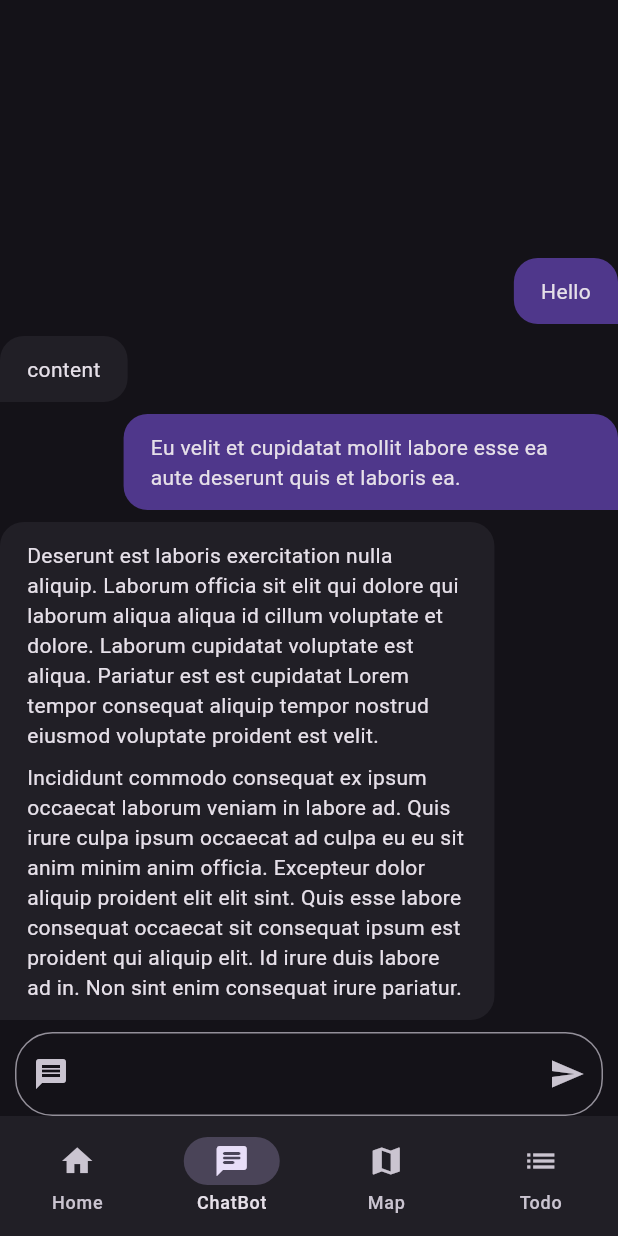
After one commit to Adithya-1489181/TOURA, a Flutter app: the screen it shows after launch, item 2 of the bottom bar chosen, on a phone screen of 412 x 824 dp. The commit adds this screen. Run offline on Flutter 3.47's test engine with Material 3 defaults, Android fonts, the phone set to English and light mode, and no system bars; drawn by our look-alikes of flutter_markdown; our stand-ins replace carousel_slider, flutter_map, flutter_riverpod, latlong2.

Commit message:
Added chatbot page

```diff
--- /dev/null
+++ b/toura/lib/UI/chat_page.dart
@@ -0,0 +1,72 @@
+import 'package:flutter/material.dart';
+import 'package:flutter_riverpod/flutter_riverpod.dart';
+import 'package:toura/UI/toura_chat_box.dart';
+
+class Message {
+  String content;
+  bool isFromUser;
+
+  Message({required this.content, required this.isFromUser});
+}
+
+List<Message> msgs = <Message>[
+  Message(content: "Hello", isFromUser: true),
+  Message(content: "content", isFromUser: false),
+  Message(
+      content:
+          "Eu velit et cupidatat mollit labore esse ea aute deserunt quis et laboris ea.",
+      isFromUser: true),
+  Message(
+      content:
+          """Deserunt est laboris exercitation nulla aliquip. Laborum officia sit elit qui dolore qui laborum aliqua aliqua id cillum voluptate et dolore. Laborum cupidatat voluptate est aliqua. Pariatur est est cupidatat Lorem tempor consequat aliquip tempor nostrud eiusmod voluptate proident est velit.
+
+Incididunt commodo consequat ex ipsum occaecat laborum veniam in labore ad. Quis irure culpa ipsum occaecat ad culpa eu eu sit anim minim anim officia. Excepteur dolor aliquip proident elit elit sint. Quis esse labore consequat occaecat sit consequat ipsum est proident qui aliquip elit. Id irure duis labore ad in. Non sint enim consequat irure pariatur.""",
+      isFromUser: false),
+];
+
+final messageProvider = Provider<List<Message>>(
+  (ref) {
+    return msgs;
+  },
+);
+
+class ChatPage extends ConsumerWidget {
+  const ChatPage({super.key});
+
+  @override
+  Widget build(BuildContext context, WidgetRef ref) {
+    var msgs = ref.watch(messageProvider).reversed.toList();
+
+    return Column(
+      children: [
+        Expanded(
+          child: ListView.builder(
+            reverse: true,
+            shrinkWrap: true,
+            itemCount: msgs.length,
+            itemBuilder: (context, index) {
+              return ChatBox(
+                  message: msgs[index].content,
+                  isFromUser: msgs[index].isFromUser);
+            },
+          ),
+        ),
+        Container(
+          margin: const EdgeInsets.symmetric(horizontal: 10),
+          child: TextField(
+            decoration: InputDecoration(
+              border: OutlineInputBorder(
+                borderRadius: BorderRadius.circular(25),
+              ),
+              prefixIcon: const Icon(Icons.message),
+              suffixIcon: IconButton(
+                icon: const Icon(Icons.send),
+                onPressed: () {},
+              ),
+            ),
+          ),
+        ),
+      ],
+    );
+  }
+}
--- a/toura/lib/UI/home_page.dart
+++ b/toura/lib/UI/home_page.dart
@@ -40,7 +40,7 @@ class HomePage extends StatelessWidget {
                     Icons.circle,
                     size: 60,
                   ),
-                )
+                ),
               ],
             ),
             const SizedBox(
--- a/toura/lib/UI/toura.dart
+++ b/toura/lib/UI/toura.dart
@@ -1,9 +1,10 @@
 import 'package:flutter/material.dart';
+import 'package:toura/UI/chat_page.dart';
 import 'package:toura/UI/home_page.dart';
 import 'package:toura/UI/map_page.dart';
 import 'package:toura/UI/todo_page.dart';
 
-enum CurrentPage { homePage, mapPage, todoPage }
+enum CurrentPage { homePage, chatpage, mapPage, todoPage }
 
 class Toura extends StatefulWidget {
   const Toura({super.key});
@@ -16,6 +17,7 @@ class _TouraState extends State<Toura> {
   CurrentPage _currentPage = CurrentPage.homePage;
   final _page = <Widget>[
     const HomePage(),
+    const ChatPage(),
     const MapPage(),
     const TodoPage(),
   ];
@@ -34,6 +36,8 @@ class _TouraState extends State<Toura> {
           selectedIndex: _currentPage.index,
           destinations: const [
             NavigationDestination(icon: Icon(Icons.home), label: "Home"),
+            NavigationDestination(
+                icon: Icon(Icons.chat_rounded), label: "ChatBot"),
             NavigationDestination(icon: Icon(Icons.map), label: "Map"),
             NavigationDestination(icon: Icon(Icons.list), label: "Todo"),
           ],
--- /dev/null
+++ b/toura/lib/UI/toura_chat_box.dart
@@ -0,0 +1,43 @@
+import 'package:flutter/material.dart';
+import 'package:flutter_markdown/flutter_markdown.dart';
+
+class ChatBox extends StatelessWidget {
+  final String message;
+  final bool isFromUser;
+
+  const ChatBox({super.key, required this.message, required this.isFromUser});
+
+  @override
+  Widget build(BuildContext context) {
+    const radius = Radius.circular(16.0);
+    return Row(
+      mainAxisAlignment:
+          isFromUser ? MainAxisAlignment.end : MainAxisAlignment.start,
+      children: [
+        Flexible(
+          child: Container(
+            constraints: BoxConstraints(
+                maxWidth: MediaQuery.of(context).size.width * 0.80),
+            decoration: BoxDecoration(
+              color: isFromUser
+                  ? Theme.of(context).colorScheme.primaryContainer
+                  : Theme.of(context).colorScheme.surfaceContainer,
+              borderRadius: isFromUser
+                  ? const BorderRadius.only(
+                      topLeft: radius, topRight: radius, bottomLeft: radius)
+                  : const BorderRadius.only(
+                      topLeft: radius, topRight: radius, bottomRight: radius),
+            ),
+            padding:
+                const EdgeInsets.symmetric(horizontal: 18.0, vertical: 12.0),
+            margin: const EdgeInsets.only(bottom: 8.0),
+            child: MarkdownBody(
+              data: message,
+              selectable: true,
+            ),
+          ),
+        ),
+      ],
+    );
+  }
+}
--- a/toura/pubspec.yaml
+++ b/toura/pubspec.yaml
@@ -39,6 +39,7 @@ dependencies:
   flutter_map: ^6.1.0
   latlong2: ^0.9.1
   url_launcher: ^6.2.6
+  flutter_markdown: ^0.7.1
 
 dev_dependencies:
   flutter_test:
```
Also changed, not shown: toura/pubspec.lock.
